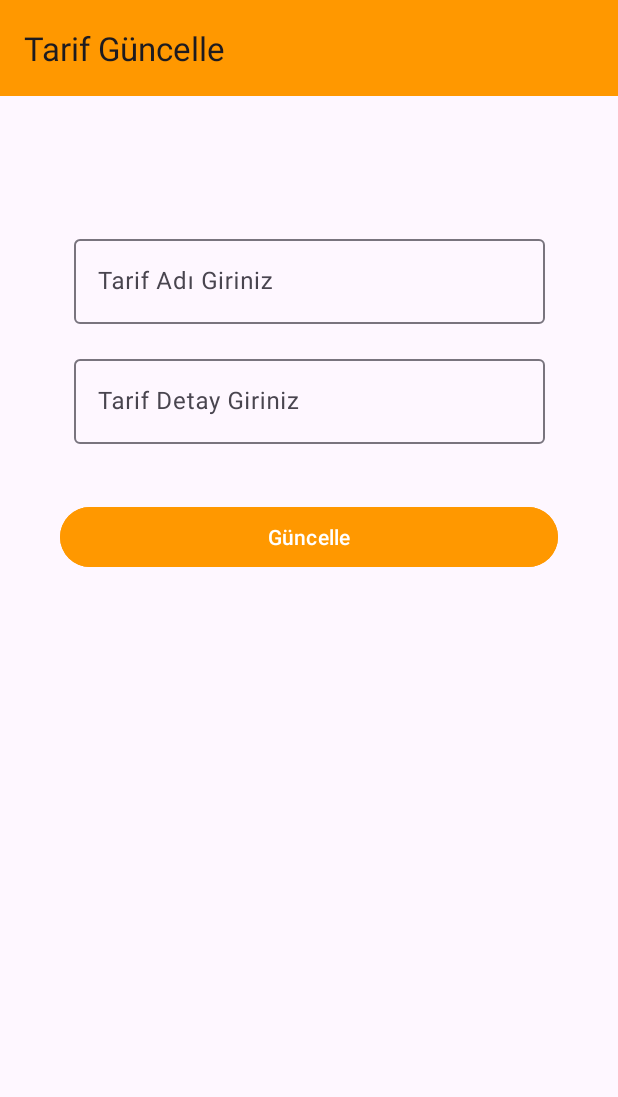
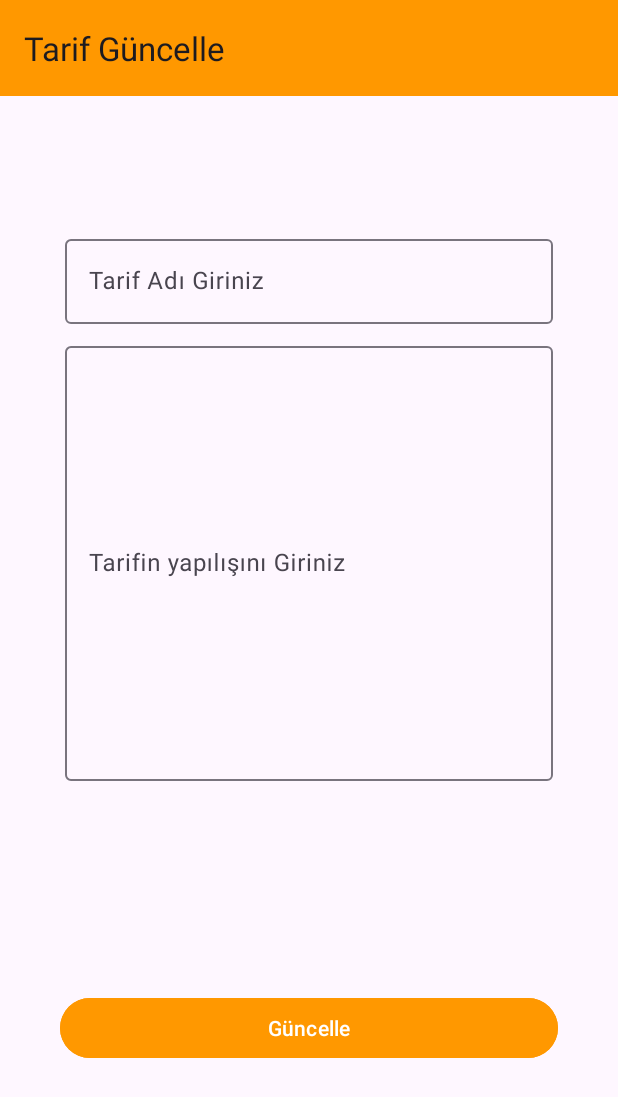
Before and after one commit to turkan-risvan/RecipesApp, an Android app: the fragment TarifGuncelleFragment placed in its activity, on a phone screen of 412 x 824 dp. Shown: the top 1097 px of the screen. Run offline under Robolectric (Android 15) with nearby library versions, the phone set to English and light mode, and no system bars; our stand-ins replace Dagger/Hilt's generated code; 2 statements that could not run were skipped.

Commit message:
desing yapıldı

```diff
--- a/app/src/main/java/com/example/recipesapp/ui/adapter/TariflerAdapter.kt
+++ b/app/src/main/java/com/example/recipesapp/ui/adapter/TariflerAdapter.kt
@@ -78,6 +78,7 @@ class TariflerAdapter(
 
         }
 
+
         Glide.with(context)
             .load("https://images.pexels.com/photos/2092897/pexels-photo-2092897.jpeg?auto=compress&cs=tinysrgb&w=1600&lazy=load")
             .into(t.imageView5)
--- a/app/src/main/res/layout/fragment_tarif_guncelle.xml
+++ b/app/src/main/res/layout/fragment_tarif_guncelle.xml
@@ -22,7 +22,7 @@
 
     <com.google.android.material.textfield.TextInputLayout
         android:id="@+id/textInputLayout2"
-        android:layout_width="314dp"
+        android:layout_width="325dp"
         android:layout_height="62dp"
         android:layout_marginStart="35dp"
         android:layout_marginTop="90dp"
@@ -38,12 +38,14 @@
             android:hint="Tarif Adı Giriniz " />
     </com.google.android.material.textfield.TextInputLayout>
 
+
+
     <com.google.android.material.textfield.TextInputLayout
-        android:id="@+id/textInputLayout3"
-        android:layout_width="314dp"
-        android:layout_height="62dp"
+        android:id="@+id/textInputLayout"
+        android:layout_width="325dp"
+        android:layout_height="300dp"
         android:layout_marginStart="35dp"
-        android:layout_marginTop="18dp"
+        android:layout_marginTop="9dp"
         android:layout_marginEnd="35dp"
         app:layout_constraintEnd_toEndOf="parent"
         app:layout_constraintStart_toStartOf="parent"
@@ -52,23 +54,25 @@
         <com.google.android.material.textfield.TextInputEditText
             android:id="@+id/textViewTarifYapilis"
             android:layout_width="match_parent"
-            android:layout_height="wrap_content"
-            android:hint="Tarif Detay Giriniz " />
+            android:layout_height="290dp"
+
+            android:hint="Tarifin yapılışını Giriniz" />
     </com.google.android.material.textfield.TextInputLayout>
-
 
     <Button
         android:id="@+id/buttonGuncelle"
         android:layout_width="0dp"
         android:layout_height="wrap_content"
         android:layout_marginStart="40dp"
-        android:layout_marginTop="38dp"
+        android:layout_marginTop="53dp"
         android:layout_marginEnd="40dp"
+        android:layout_marginBottom="32dp"
         android:backgroundTint="#FF9800"
         android:text="Güncelle"
+        app:layout_constraintBottom_toBottomOf="parent"
         app:layout_constraintEnd_toEndOf="parent"
-        app:layout_constraintHorizontal_bias="1.0"
+        app:layout_constraintHorizontal_bias="0.0"
         app:layout_constraintStart_toStartOf="parent"
-        app:layout_constraintTop_toBottomOf="@+id/textInputLayout3" />
+        app:layout_constraintTop_toBottomOf="@+id/textInputLayout" />
 
 </androidx.constraintlayout.widget.ConstraintLayout>
--- a/app/src/main/res/menu/btm_menu.xml
+++ b/app/src/main/res/menu/btm_menu.xml
@@ -2,6 +2,7 @@
 <menu xmlns:android="http://schemas.android.com/apk/res/android">
 
     <item
+
         android:title="Home"
         android:icon="@drawable/ic_home"
         android:id="@+id/homeFragment"/>
--- a/app/src/main/res/values/themes.xml
+++ b/app/src/main/res/values/themes.xml
@@ -2,6 +2,7 @@
     <!-- Base application theme. -->
     <style name="Base.Theme.RecipesApp" parent="Theme.Material3.DayNight.NoActionBar">
         <!-- Customize your light theme here. -->
+        <item name="colorPrimary">#000000</item>
         <!-- <item name="colorPrimary">@color/my_light_primary</item> -->
     </style>
 
```
Also changed, not shown: app/src/main/res/layout/card_tasarim.xml (+18 -9 lines), app/src/main/res/layout/fragment_anasayfa.xml (+11 -7 lines), app/src/main/res/layout/fragment_tarif_detay.xml (+46 -22 lines).
